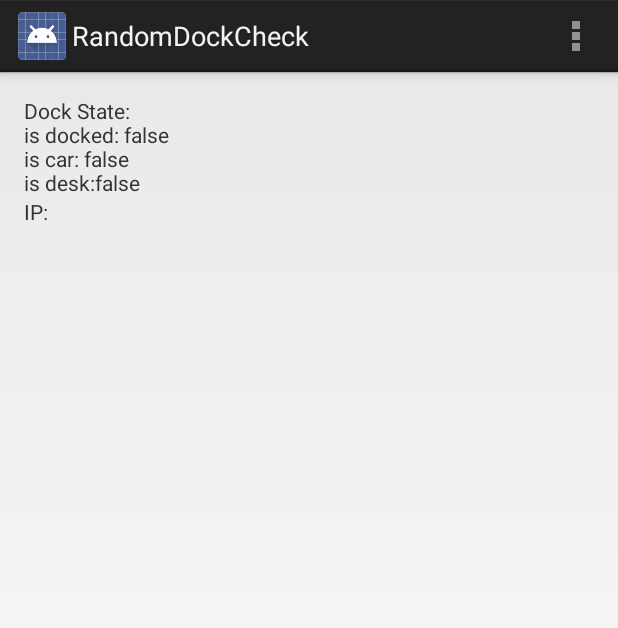
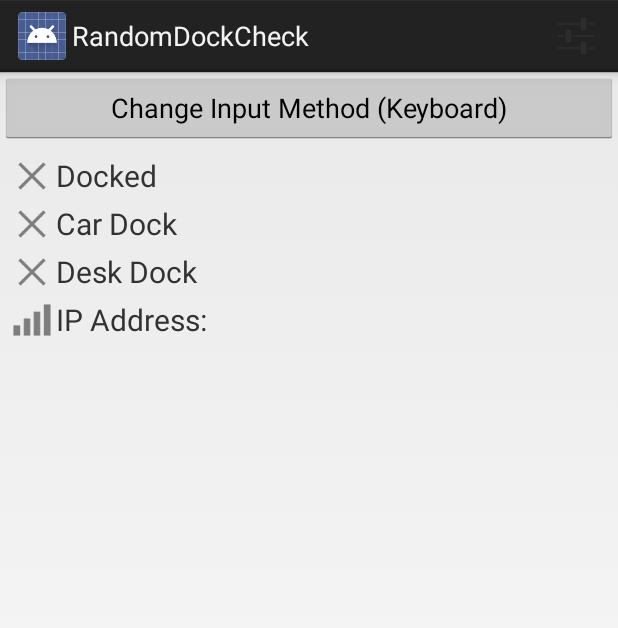
Before and after one commit to frankkienl/RandomDockCheck, an Android app: the screen it shows after launch (MainActivity), on a phone screen of 412 x 824 dp. Shown: the top 628 px of the screen. Run offline under Robolectric (Android 15) with nearby library versions, the phone set to English and light mode, and no system bars; 1 statement that could not run was skipped.

Commit message:
Fixed UI

```diff
--- a/RandomDockCheck/src/main/java/nl/frankkie/randomdockcheck/MainActivity.java
+++ b/RandomDockCheck/src/main/java/nl/frankkie/randomdockcheck/MainActivity.java
@@ -3,36 +3,55 @@ package nl.frankkie.randomdockcheck;
 import android.app.Activity;
 import android.content.Intent;
 import android.content.IntentFilter;
+import android.net.ConnectivityManager;
+import android.net.NetworkInfo;
 import android.os.Bundle;
-import android.util.Log;
+import android.view.LayoutInflater;
 import android.view.Menu;
-import android.widget.TextView;
-
+import android.view.MenuItem;
+import android.view.View;
+import android.view.inputmethod.InputMethodManager;
+import android.widget.*;
 import org.apache.http.conn.util.InetAddressUtils;
 
 import java.net.InetAddress;
 import java.net.NetworkInterface;
 import java.util.Collections;
-import java.util.Enumeration;
 import java.util.List;
+
 
 public class MainActivity extends Activity {
 
-    TextView tv;
-    TextView ipTv;
     public static MainActivity thisAct;
+    //Views
+    Button btnChangeIme;
+    TableLayout tableLayout;
 
     @Override
     protected void onCreate(Bundle savedInstanceState) {
         super.onCreate(savedInstanceState);
-        setContentView(R.layout.activity_main);
-        tv = (TextView) findViewById(R.id.main_tv);
-        ipTv = (TextView) findViewById(R.id.main_iptv);
-        refreshDockState();
         thisAct = this;
+        initUI();
+        refreshUI();
     }
 
-    protected void refreshDockState() {
+    protected void initUI() {
+        setContentView(R.layout.activity_main_advanced);
+        btnChangeIme = (Button) findViewById(R.id.main_btn_change_ime);
+        btnChangeIme.setOnClickListener(new View.OnClickListener() {
+            @Override
+            public void onClick(View view) {
+                InputMethodManager inputService = (InputMethodManager) thisAct.getSystemService(INPUT_METHOD_SERVICE);
+                inputService.showInputMethodPicker();
+            }
+        });
+        tableLayout = (TableLayout) findViewById(R.id.main_table);
+    }
+
+    protected void refreshUI() {
+        tableLayout.removeAllViews();
+        LayoutInflater layoutInflater = getLayoutInflater();
+        //Dock
         IntentFilter intentFilter = new IntentFilter(Intent.ACTION_DOCK_EVENT);
         Intent dockStatus = registerReceiver(null, intentFilter);
         int dockState = dockStatus.getIntExtra(Intent.EXTRA_DOCK_STATE, -1);
@@ -41,39 +60,37 @@ public class MainActivity extends Activity {
         boolean isDesk = dockState == Intent.EXTRA_DOCK_STATE_DESK ||
                 dockState == Intent.EXTRA_DOCK_STATE_LE_DESK ||
                 dockState == Intent.EXTRA_DOCK_STATE_HE_DESK;
-        StringBuilder sb = new StringBuilder();
-        sb.append("Dock State:\nis docked: ").append(isDocked).append("\nis car: ").append(isCar).append("\nis desk:").append(isDesk);
-        tv.setText(sb.toString());
-        tv.invalidate();
-
-        String ip = getIPAddress(true);
-        ipTv.setText("IP: " + ip);
+        //Dock
+        makeRow(layoutInflater, isDocked, R.string.docked);
+        makeRow(layoutInflater, isCar, R.string.car);
+        makeRow(layoutInflater, isDesk, R.string.desk);
+        //IP
+        ConnectivityManager connManager = (ConnectivityManager) getSystemService(CONNECTIVITY_SERVICE);
+        NetworkInfo mWifi = connManager.getNetworkInfo(ConnectivityManager.TYPE_WIFI);
+        //
+        TableRow row = (TableRow) layoutInflater.inflate(R.layout.inflate_layout, null);
+        TextView tv = (TextView) row.findViewById(R.id.inflate_tv);
+        tv.setText(getString(R.string.ip_address) + ": " + getIPAddress(true));
+        ImageView img = (ImageView) row.findViewById(R.id.inflate_img);
+        img.setImageResource((mWifi.isConnected()) ? R.drawable.device_access_network_wifi : R.drawable.device_access_network_cell);
+        tableLayout.addView(row);
     }
 
-    protected String getIp() {
-        try {
-            for (Enumeration<NetworkInterface> en = NetworkInterface.getNetworkInterfaces(); en.hasMoreElements(); ) {
-                NetworkInterface intf = en.nextElement();
-                for (Enumeration<InetAddress> enumIpAddr = intf.getInetAddresses(); enumIpAddr.hasMoreElements(); ) {
-                    InetAddress inetAddress = enumIpAddr.nextElement();
-                    if (!inetAddress.isLoopbackAddress()) {
-                        //inetAddress.
-                        return inetAddress.getHostAddress().toString();
-                    }
-                }
-            }
-        } catch (Exception ex) {
-            Log.e("IP Address", ex.toString());
-        }
-        return null;
+    protected void makeRow(LayoutInflater layoutInflater, boolean isOk, int stringResource) {
+        TableRow row = (TableRow) layoutInflater.inflate(R.layout.inflate_layout, null);
+        TextView tv = (TextView) row.findViewById(R.id.inflate_tv);
+        tv.setText(getString(stringResource));
+        ImageView img = (ImageView) row.findViewById(R.id.inflate_img);
+        img.setImageResource((isOk) ? R.drawable.navigation_accept : R.drawable.navigation_cancel);
+        tableLayout.addView(row);
     }
-
 
     /**
      * Get IP address from first non-localhost interface
      *
      * @param useIPv4 true=return ipv4, false=return ipv6
      * @return address or empty string
+     *         src: http://stackoverflow.com/questions/6064510/how-to-get-ip-address-of-the-device
      */
     public static String getIPAddress(boolean useIPv4) {
         try {
@@ -106,6 +123,15 @@ public class MainActivity extends Activity {
     public boolean onCreateOptionsMenu(Menu menu) {
         // Inflate the menu; this adds items to the action bar if it is present.
         getMenuInflater().inflate(R.menu.main, menu);
+        menu.findItem(R.id.action_settings).setOnMenuItemClickListener(new MenuItem.OnMenuItemClickListener() {
+            @Override
+            public boolean onMenuItemClick(MenuItem menuItem) {
+                Intent i = new Intent();
+                i.setClass(thisAct, SettingsActivity.class);
+                startActivity(i);
+                return true;
+            }
+        });
         return true;
     }
 
--- a/RandomDockCheck/src/main/res/menu/main.xml
+++ b/RandomDockCheck/src/main/res/menu/main.xml
@@ -3,5 +3,6 @@
             android:id="@+id/action_settings"
             android:title="@string/action_settings"
             android:orderInCategory="100"
-            android:showAsAction="never"/>
+            android:icon="@drawable/action_settings"
+            android:showAsAction="ifRoom"/>
 </menu>
```
Also changed, not shown: RandomDockCheck/src/main/java/nl/frankkie/randomdockcheck/DockStateReceiver.java (+19 -10 lines), RandomDockCheck/src/main/java/nl/frankkie/randomdockcheck/SettingsActivity.java (added, +48 -0 lines), RandomDockCheck/src/main/res/xml/settings.xml (added, +27 -0 lines), RandomDockCheck/src/main/res/drawable-mdpi/action_settings.png, RandomDockCheck/src/main/res/drawable-xhdpi/action_settings.png.
